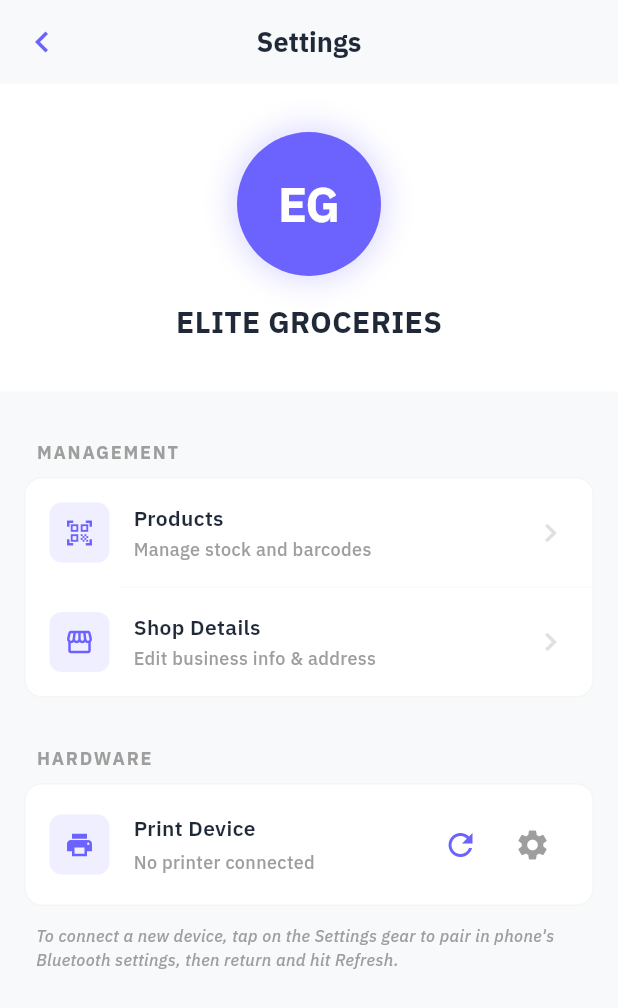
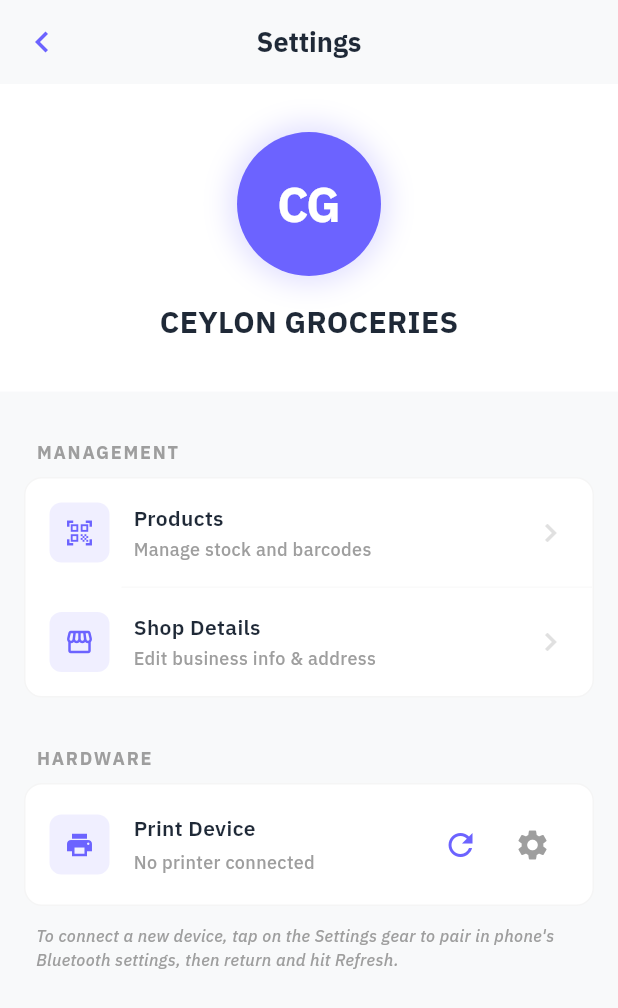
Before and after one commit to RensithUdara/BillGo-Mobile-App, a Flutter app: the screen it shows after launch, after a tap on the "settings" icon, on a phone screen of 412 x 824 dp. Shown: the top 1008 px of the screen. Run offline on Flutter 3.47's test engine with Material 3 defaults, Android fonts, the phone set to English and light mode, and no system bars; our stand-ins replace bloc, equatable, flutter_bloc, fpdart, get_it, go_router and 5 more; missing offline and left inert: app_settings, flutter_vibrate, mobile_scanner, print_bluetooth_thermal; accounts and stored records are empty.

Commit message:
Update currency symbol from ₹ to Rs. in various pages and adjust shop details hints

```diff
--- a/lib/features/billing/presentation/pages/checkout_page.dart
+++ b/lib/features/billing/presentation/pages/checkout_page.dart
@@ -118,11 +118,11 @@ class _CheckoutPageState extends State<CheckoutPage> {
                                             TextAlign.left,
                                           ),
                                           _buildDataCell(
-                                              '₹${item.product.price.toStringAsFixed(2)}',
+                                              'Rs.${item.product.price.toStringAsFixed(2)}',
                                               TextAlign.right,
                                               isSubtitle: true),
                                           _buildDataCell(
-                                              '₹${item.total.toStringAsFixed(2)}',
+                                              'Rs.${item.total.toStringAsFixed(2)}',
                                               TextAlign.right,
                                               isBold: true),
                                         ],
@@ -201,7 +201,7 @@ class _CheckoutPageState extends State<CheckoutPage> {
                                       ),
                                     ),
                                     Text(
-                                      '₹${billingState.totalAmount.toStringAsFixed(2)}',
+                                      'Rs.${billingState.totalAmount.toStringAsFixed(2)}',
                                       style: const TextStyle(
                                         fontSize: 24,
                                         fontWeight: FontWeight.bold,
--- a/lib/features/billing/presentation/pages/home_page.dart
+++ b/lib/features/billing/presentation/pages/home_page.dart
@@ -371,7 +371,7 @@ class _HomePageState extends State<HomePage> {
                         Text('TOTAL',
                             style: Theme.of(context).textTheme.labelSmall),
                         Text(
-                          '₹${state.totalAmount.toStringAsFixed(2)}',
+                          'Rs.${state.totalAmount.toStringAsFixed(2)}',
                           style: Theme.of(context)
                               .textTheme
                               .headlineMedium
@@ -492,7 +492,7 @@ class _HomePageState extends State<HomePage> {
                 ),
                 const SizedBox(height: 6),
                 Text(
-                  '₹${item.product.price.toStringAsFixed(2)}',
+                  'Rs.${item.product.price.toStringAsFixed(2)}',
                   style: Theme.of(context).textTheme.bodyMedium?.copyWith(
                         fontWeight: FontWeight.bold,
                         color: AppTheme.primaryColor,
--- a/lib/features/product/presentation/pages/add_product_page.dart
+++ b/lib/features/product/presentation/pages/add_product_page.dart
@@ -135,7 +135,7 @@ class _AddProductPageState extends State<AddProductPage> {
                         const TextInputType.numberWithOptions(decimal: true),
                     decoration: const InputDecoration(
                       hintText: '0.00',
-                      prefixText: '₹ ',
+                      prefixText: 'Rs. ',
                       prefixStyle: TextStyle(
                           fontSize: 16,
                           fontWeight: FontWeight.w500,
--- a/lib/features/product/presentation/pages/edit_product_page.dart
+++ b/lib/features/product/presentation/pages/edit_product_page.dart
@@ -120,7 +120,7 @@ class _EditProductPageState extends State<EditProductPage> {
                     keyboardType:
                         const TextInputType.numberWithOptions(decimal: true),
                     decoration: const InputDecoration(
-                      prefixText: '₹ ',
+                      prefixText: 'Rs. ',
                       prefixStyle: TextStyle(
                           fontSize: 16,
                           fontWeight: FontWeight.w500,
--- a/lib/features/settings/presentation/pages/settings_page.dart
+++ b/lib/features/settings/presentation/pages/settings_page.dart
@@ -1,7 +1,7 @@
+import 'package:app_settings/app_settings.dart';
 import 'package:flutter/material.dart';
 import 'package:flutter_bloc/flutter_bloc.dart';
 import 'package:go_router/go_router.dart';
-import 'package:app_settings/app_settings.dart';
 
 import '../../../../core/theme/app_theme.dart';
 import '../../../shop/presentation/bloc/shop_bloc.dart';
@@ -49,8 +49,8 @@ class _SettingsPageState extends State<SettingsPage> {
               padding: const EdgeInsets.symmetric(vertical: 32, horizontal: 24),
               child: BlocBuilder<ShopBloc, ShopState>(
                 builder: (context, state) {
-                  String shopName = 'Elite Groceries';
-                  String initials = 'EG';
+                  String shopName = 'Ceylon Groceries';
+                  String initials = 'CG';
                   if (state is ShopLoaded && state.shop.name.isNotEmpty) {
                     shopName = state.shop.name;
                     final parts = shopName.split(' ');
--- a/lib/features/shop/presentation/pages/shop_details_page.dart
+++ b/lib/features/shop/presentation/pages/shop_details_page.dart
@@ -203,7 +203,7 @@ class _ShopDetailsPageState extends State<ShopDetailsPage> {
                       _buildFormField(
                         controller: _nameController,
                         label: 'Shop Name',
-                        hint: 'e.g., QuickMart Superstore',
+                        hint: 'e.g., Ceylon Superstore',
                         icon: Icons.business,
                         validator: AppValidators.required('Shop name required'),
                       ),
@@ -211,7 +211,7 @@ class _ShopDetailsPageState extends State<ShopDetailsPage> {
                       _buildFormField(
                         controller: _phoneController,
                         label: 'Phone Number',
-                        hint: '+91 9876543210',
+                        hint: '+94 771236985',
                         icon: Icons.phone,
                         keyboardType: TextInputType.phone,
                         validator: AppValidators.required('Phone number required'),
```
Also changed, not shown: lib/features/product/presentation/pages/product_list_page.dart (+4 -3 lines).
